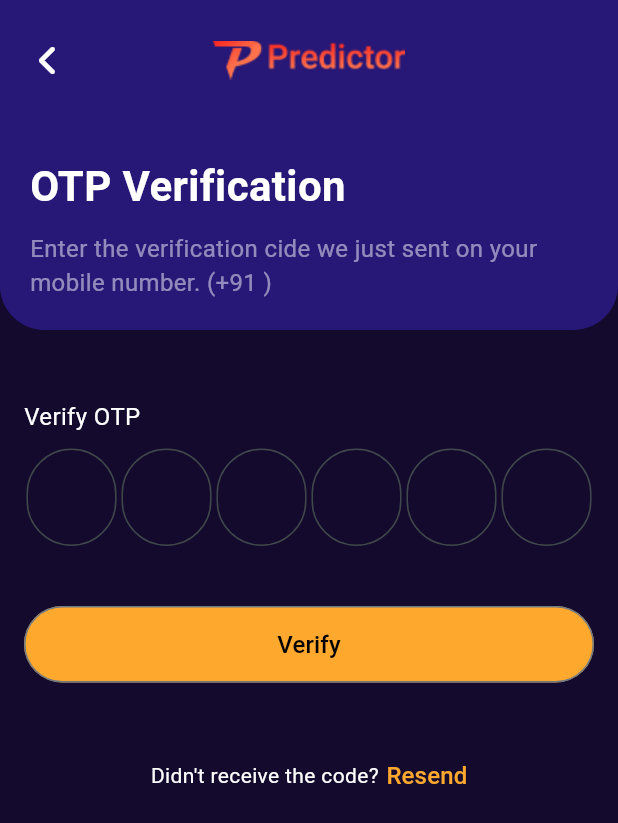
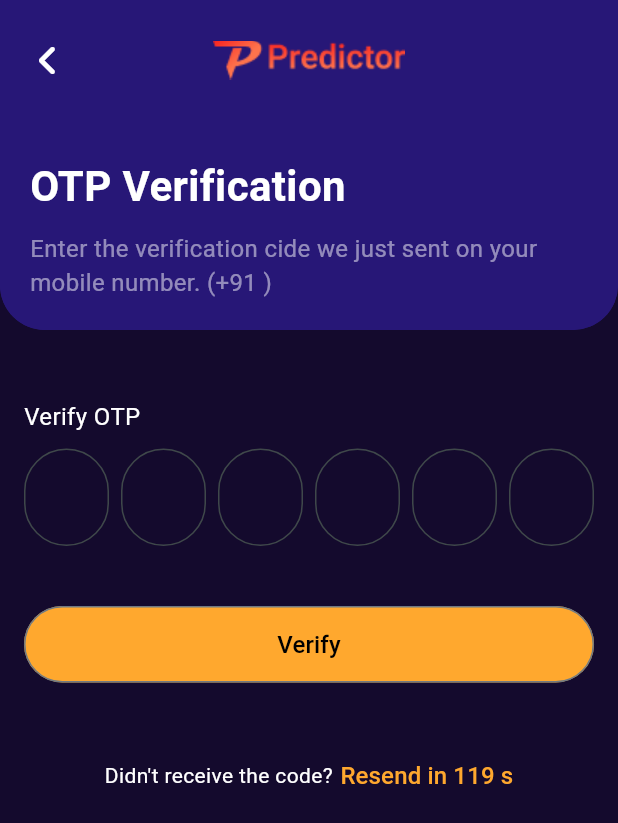
Before and after one commit to afnas-sys/wintek, a Flutter app: the OtpVarificationScreen screen opened by its route, after a tap on "Resend", on a phone screen of 412 x 824 dp. Shown: the top 823 px of the screen. Run offline on Flutter 3.47's test engine with Material 3 defaults, Android fonts, the phone set to English and light mode, and no system bars; our stand-ins replace another_flushbar, carousel_slider, custom_sliding_segmented_control, dio, dotted_line, firebase_auth and 13 more; missing offline and left inert: flutter_upi_india; accounts and stored records are empty; project files that could hold a hidden picture were left out.

Commit message:
updated ui of otp varification, updated logic of aviator

```diff
--- a/lib/features/auth/presentaion/screens/otp_varification_screen.dart
+++ b/lib/features/auth/presentaion/screens/otp_varification_screen.dart
@@ -1,3 +1,5 @@
+import 'dart:async';
+
 import 'package:flutter/material.dart';
 import 'package:flutter/services.dart';
 import 'package:flutter_riverpod/flutter_riverpod.dart';
@@ -29,6 +31,9 @@ class _OtpVarificationCodeScreenState
     (_) => TextEditingController(),
   );
   final List<FocusNode> _focusNodes = List.generate(6, (_) => FocusNode());
+  final _debouncer = Debouncer(seconds: 120);
+  int _remainingSeconds = 0;
+  Timer? _countdownTimer;
 
   @override
   void dispose() {
@@ -38,10 +43,31 @@ class _OtpVarificationCodeScreenState
     for (var focusNode in _focusNodes) {
       focusNode.dispose();
     }
+    _countdownTimer?.cancel();
     super.dispose();
   }
 
   String getOtp() => _controllers.map((c) => c.text).join();
+
+  void _startCountdown() {
+    _countdownTimer?.cancel();
+    setState(() {
+      _remainingSeconds = _debouncer.seconds;
+    });
+
+    _countdownTimer = Timer.periodic(const Duration(seconds: 1), (timer) {
+      if (_remainingSeconds <= 1) {
+        timer.cancel();
+        setState(() {
+          _remainingSeconds = 0;
+        });
+      } else {
+        setState(() {
+          _remainingSeconds--;
+        });
+      }
+    });
+  }
 
   @override
   Widget build(BuildContext context) {
@@ -91,25 +117,39 @@ class _OtpVarificationCodeScreenState
 
   //! Otp Field
   Widget _otpField() {
-    return Row(
-      mainAxisAlignment: MainAxisAlignment.spaceAround,
-      children: List.generate(6, (index) {
-        return SizedBox(
-          width: 60,
-          //   height: 66,
+    return LayoutBuilder(
+      builder: (context, constraints) {
+        const fieldCount = 6;
+        const spacing = 8.0;
+
+        final totalSpacing = spacing * (fieldCount - 1);
+        final maxWidthPerField =
+            (constraints.maxWidth - totalSpacing) / fieldCount;
+        final fieldWidth = maxWidthPerField.clamp(40.0, 60.0).toDouble();
+
+        final List<Widget> children = [];
+
+        for (var index = 0; index < fieldCount; index++) {
+          children.add(
+            SizedBox(
+              width: fieldWidth,
               child: TextFormField(
-            controller: _controllers[index], // 👈 also bind controllers
+                controller: _controllers[index],
                 cursorColor: AppColors.textTertiaryColor,
                 decoration: InputDecoration(
                   filled: true,
                   focusedBorder: OutlineInputBorder(
                     borderRadius: BorderRadius.circular(100),
-                borderSide: BorderSide(color: AppColors.borderAuthTextField),
+                    borderSide: BorderSide(
+                      color: AppColors.borderAuthTextField,
+                    ),
                   ),
                   fillColor: Colors.transparent,
                   border: OutlineInputBorder(
                     borderRadius: BorderRadius.circular(100),
-                borderSide: BorderSide(color: AppColors.borderAuthTextField),
+                    borderSide: BorderSide(
+                      color: AppColors.borderAuthTextField,
+                    ),
                   ),
                 ),
                 focusNode: _focusNodes[index],
@@ -123,20 +163,36 @@ class _OtpVarificationCodeScreenState
                 onChanged: (value) {
                   if (value.isNotEmpty) {
                     if (index < _focusNodes.length - 1) {
-                  FocusScope.of(context).requestFocus(_focusNodes[index + 1]);
+                      FocusScope.of(
+                        context,
+                      ).requestFocus(_focusNodes[index + 1]);
                     } else {
                       _focusNodes[index].unfocus();
                       debugPrint("OTP (complete): ${getOtp()}");
                     }
                   } else {
                     if (index > 0) {
-                  FocusScope.of(context).requestFocus(_focusNodes[index - 1]);
+                      FocusScope.of(
+                        context,
+                      ).requestFocus(_focusNodes[index - 1]);
                     }
                   }
                 },
               ),
+            ),
           );
-      }),
+
+          // Add spacing between fields, but not after the last one
+          if (index != fieldCount - 1) {
+            children.add(const SizedBox(width: spacing));
+          }
+        }
+
+        return Row(
+          mainAxisAlignment: MainAxisAlignment.center,
+          children: children,
+        );
+      },
     );
   }
 
@@ -203,7 +259,11 @@ class _OtpVarificationCodeScreenState
             padding: EdgeInsets.zero,
             minimumSize: Size.zero,
           ),
-          onPressed: () {
+          onPressed: _remainingSeconds > 0
+              ? null
+              : () {
+                  _startCountdown();
+                  _debouncer.run(() {
                     debugPrint("🔄 Resend tapped");
                     ref
                         .read(authNotifierProvider.notifier)
@@ -213,9 +273,10 @@ class _OtpVarificationCodeScreenState
                       context,
                       message: 'OTP sent successfully',
                     );
+                  });
                 },
           child: Text(
-            'Resend',
+            _remainingSeconds > 0 ? 'Resend in $_remainingSeconds s' : 'Resend',
             style: Theme.of(context).textTheme.authBodyLargeFourth,
           ),
         ),
@@ -223,3 +284,18 @@ class _OtpVarificationCodeScreenState
     );
   }
 }
+
+class Debouncer {
+  final int seconds;
+  VoidCallback? action;
+  Timer? _timer;
+
+  Debouncer({required this.seconds});
+
+  void run(VoidCallback action) {
+    if (_timer != null) {
+      _timer!.cancel();
+    }
+    _timer = Timer(Duration(seconds: seconds), action);
+  }
+}
```
Also changed, not shown: lib/features/game/aviator/widget/custom_bet_button .dart (+105 -12 lines). Lines whose indentation alone changed are shown as unchanged.
